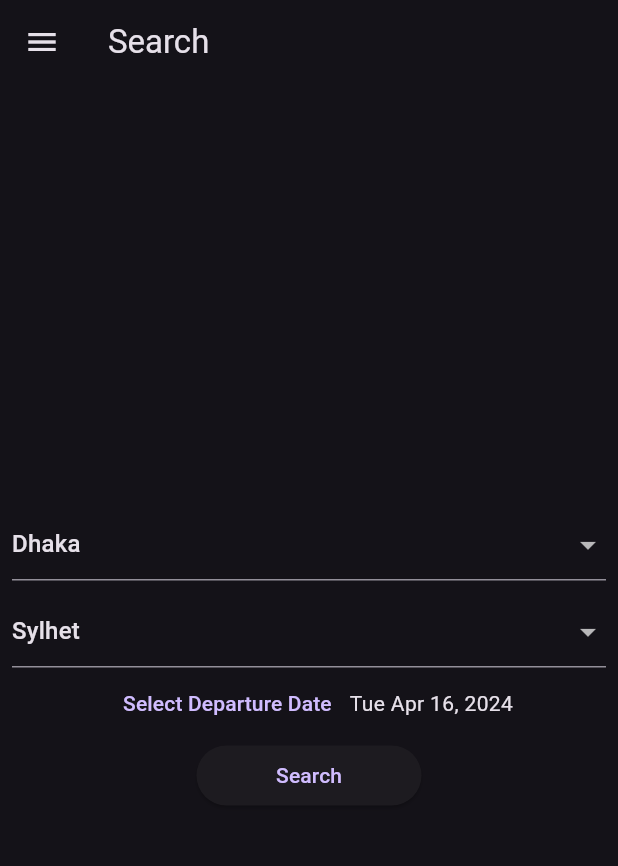
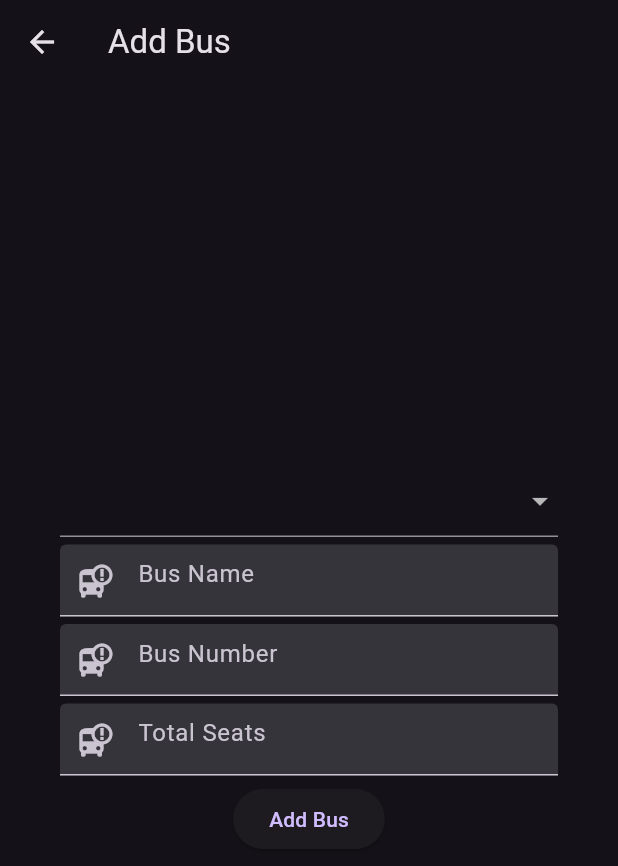
Before and after one commit to eugensosna/bus_reserv, a Flutter app: the screen it shows after launch, in the side drawer, after a tap on "Add Bus", on a phone screen of 412 x 824 dp. Shown: the top 866 px of the screen. Run offline on Flutter 3.47's test engine with Material 3 defaults, Android fonts, the phone set to English and light mode, and no system bars.

Commit message:
add admin bus page

```diff
--- a/bus_client/lib/datasource/dummy_data_source.dart
+++ b/bus_client/lib/datasource/dummy_data_source.dart
@@ -11,9 +11,15 @@ import 'package:bus_client/utils/constants.dart';
 
 class DummyDataSource extends Datasource {
   @override
-  Future<ResponseModel> addBus(Bus bus) {
-    // TODO: implement addBus
-    throw UnimplementedError();
+  Future<ResponseModel> addBus(Bus bus) async {
+    TempDB.tableBus.add(bus);
+    return ResponseModel(
+        responseStatus: ResponseStatus.SAVED,
+        statusCode: 200,
+        message: 'bus has been saved',
+        object: {});
+
+
   }
 
   @override
--- a/bus_client/lib/main.dart
+++ b/bus_client/lib/main.dart
@@ -1,5 +1,6 @@
 //import 'dart:js'7;
 
+import 'package:bus_client/pages/add_bus_page.dart';
 import 'package:bus_client/pages/booking_confirmation_page.dart';
 import 'package:bus_client/pages/search_page.dart';
 import 'package:bus_client/pages/search_result_page.dart';
@@ -38,6 +39,8 @@ class MyApp extends StatelessWidget {
           routeNameSeatPlanPage: (context) => const SeatPlanPage(),
           routeNameBookingConfirmationPage: (context) =>
               const BookingConfirmationPage(),
+          routeNameAddBusPage: (context) => AddBusPage(),
+
           // routeNameAddBusPage
       }
 
--- /dev/null
+++ b/bus_client/lib/pages/add_bus_page.dart
@@ -0,0 +1,152 @@
+import 'package:bus_client/datasource/temp_db.dart';
+import 'package:bus_client/models/bus_model.dart';
+import 'package:bus_client/providers/app_data_provider.dart';
+import 'package:bus_client/utils/constants.dart';
+import 'package:bus_client/utils/helper_functions.dart';
+import 'package:flutter/material.dart';
+import 'package:provider/provider.dart';
+
+class AddBusPage extends StatefulWidget {
+  const AddBusPage({super.key});
+
+  @override
+  State<AddBusPage> createState() => _AddBusPageState();
+}
+
+class _AddBusPageState extends State<AddBusPage> {
+  final _formKey = GlobalKey<FormState>();
+  String? busType;
+  final seatController = TextEditingController();
+  final nameController = TextEditingController();
+  final numberController = TextEditingController();
+  @override
+  Widget build(BuildContext context) {
+    return Scaffold(
+      appBar: AppBar(
+        title: const Text('Add Bus'),
+      ),
+      body: Form(
+        key: _formKey,
+        child: Center(
+          child: ListView(
+            padding: const EdgeInsets.symmetric(horizontal: 40),
+            shrinkWrap: true,
+            children: [
+              DropdownButtonFormField<String>(
+                items: busTypes
+                    .map((e) => DropdownMenuItem<String>(
+                          value: e,
+                          child: Text(e),
+                        ))
+                    .toList(),
+                onChanged: (value) {
+                  setState(() {
+                    busType = value;
+                  });
+                },
+                validator: (value) {
+                  if (value == null || value.isEmpty) {
+                    return 'please select a bus Type';
+                  }
+                },
+                value: busType,
+                isExpanded: true,
+                decoration: const InputDecoration(
+                    errorStyle: TextStyle(color: Colors.white70)),
+              ),
+              const SizedBox(
+                height: 5,
+              ),
+              TextFormField(
+                  controller: nameController,
+                  decoration: const InputDecoration(
+                    hintText: 'Bus Name',
+                    filled: true,
+                    prefixIcon: Icon(Icons.bus_alert),
+                  ),
+                  validator: (value) {
+                    if (value == null || value.isEmpty) {
+                      return emptyFieldErrMessage;
+                    }
+                    return null;
+                  }),
+              const SizedBox(
+                height: 5,
+              ),
+              TextFormField(
+                controller: numberController,
+                decoration: InputDecoration(
+                  hintText: 'Bus Number',
+                  filled: true,
+                  prefixIcon: const Icon(Icons.bus_alert),
+                ),
+                validator: (value) {
+                  if (value == null || value.isEmpty) {
+                    return emptyFieldErrMessage;
+                  }
+                  return null;
+                },
+              ),
+              const SizedBox(
+                height: 5,
+              ),
+              TextFormField(
+                controller: seatController,
+                decoration: const InputDecoration(
+                  hintText: 'Total Seats',
+                  filled: true,
+                  prefixIcon: Icon(Icons.bus_alert),
+                ),
+                validator: (value) {
+                  if (value == null || value.isEmpty) {
+                    return emptyFieldErrMessage;
+                  }
+                  return null;
+                },
+              ),
+              const SizedBox(
+                height: 5,
+              ),
+              Center(
+                child: SizedBox(
+                  child: ElevatedButton(
+                    child: const Text('Add Bus'),
+                    onPressed: addBus,
+                  ),
+                ),
+              )
+            ],
+          ),
+        ),
+      ),
+    );
+  }
+
+  void addBus() {
+    if (_formKey.currentState!.validate()) {
+      final Bus bus = Bus(
+          busId: TempDB.tableBus.length + 1,
+          busName: nameController.text,
+          busNumber: numberController.text,
+          busType: busType!,
+          totalSeat: int.parse(seatController.text));
+
+      Provider.of<AppDataProvider>(context, listen: false)
+          .addBus(bus)
+          .then((value) {
+        if (value.responseStatus == ResponseStatus.SAVED) {
+          showMsg(context, 'Bus added ');
+        }
+      });
+    }
+  }
+
+  @override
+  void dispose() {
+    // TODO: implement dispose
+    seatController.dispose();
+    nameController.dispose();
+    numberController.dispose();
+    super.dispose();
+  }
+}
--- a/bus_client/lib/providers/app_data_provider.dart
+++ b/bus_client/lib/providers/app_data_provider.dart
@@ -1,5 +1,6 @@
 import 'package:bus_client/datasource/data_source.dart';
 import 'package:bus_client/datasource/dummy_data_source.dart';
+import 'package:bus_client/models/bus_model.dart';
 import 'package:bus_client/models/bus_reservation.dart';
 import 'package:bus_client/models/bus_route.dart';
 import 'package:bus_client/models/bus_shedule.dart';
@@ -27,4 +28,7 @@ class AppDataProvider extends ChangeNotifier {
   Future<ResponseModel> addReservation(BusReservation reservation) {
     return _datasource.addReservation(reservation);
   }
+  Future<ResponseModel> addBus(Bus bus) {
+    return _datasource.addBus(bus);
+  }
 }
```
